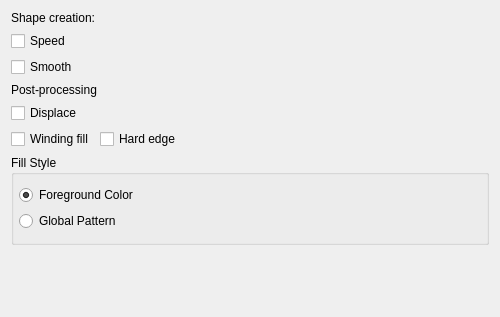
KDE/krita, file plugins/paintops/experiment/wdgexperimentoptions.ui: the form before one commit.
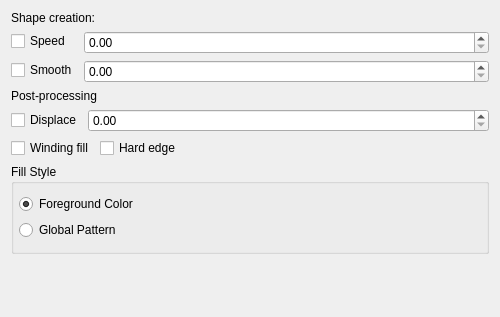
The form after the commit. Custom widgets are drawn as their Qt base class.

Commit message:
ui: Fix Designer not rendering KisDoubleSliderSpinBox as QDoubleSpinBox
Part-of: <https://invent.kde.org/graphics/krita/-/merge_requests/1742>

The edit to the form file:
```diff
--- a/plugins/paintops/experiment/wdgexperimentoptions.ui
+++ b/plugins/paintops/experiment/wdgexperimentoptions.ui
@@ -188,7 +188,7 @@
  <customwidgets>
   <customwidget>
    <class>KisDoubleSliderSpinBox</class>
-   <extends>QWidget</extends>
+   <extends>QDoubleSpinBox</extends>
    <header>kis_slider_spin_box.h</header>
    <container>1</container>
   </customwidget>
```
The commit also changes 54 other files.
